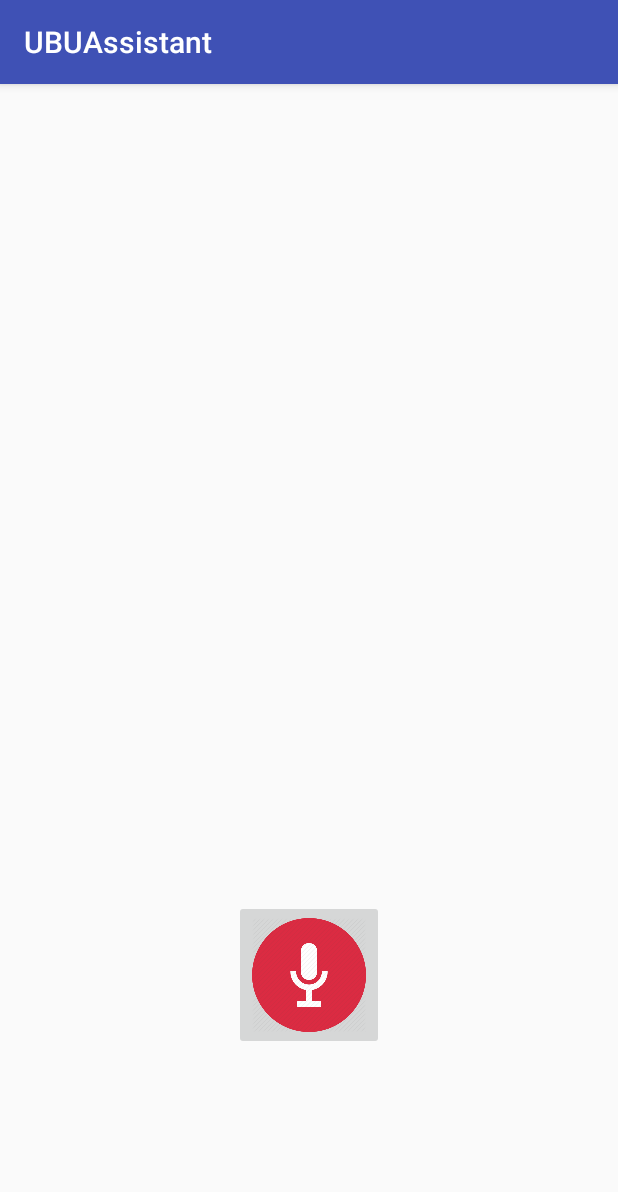
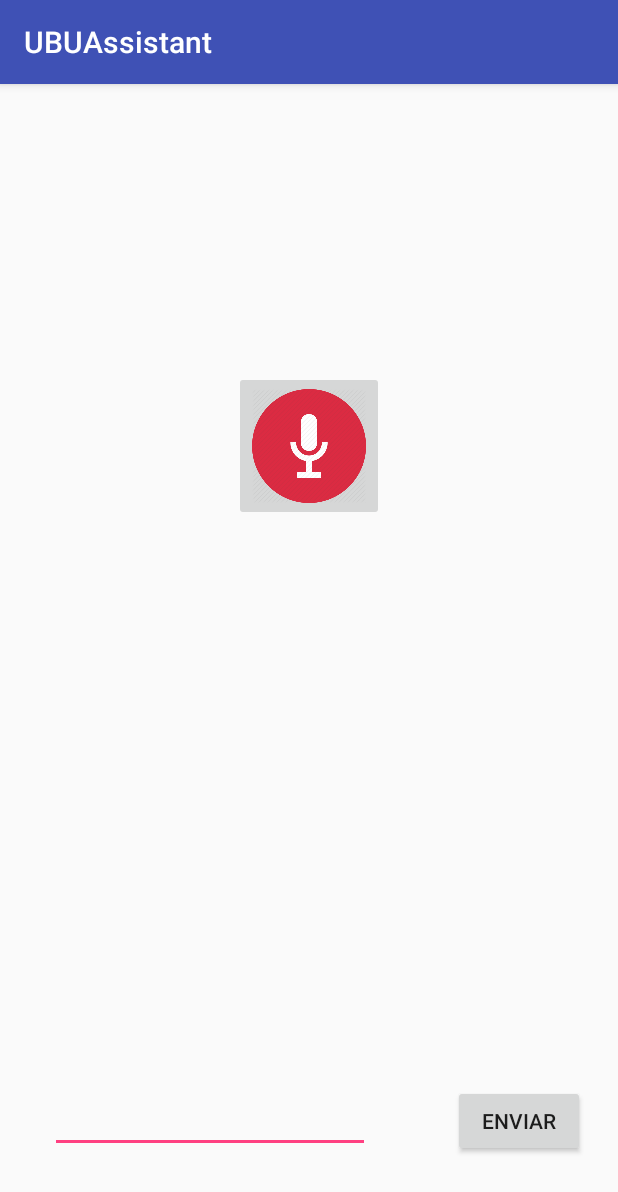
Before and after one commit to cgc0045/TFG-UBUassistant, an Android app: the MainActivity screen opened directly, with no data from a screen before it, on a phone screen of 412 x 824 dp. Shown: the top 1192 px of the screen. Run offline under Robolectric (Android 15) with nearby library versions, the phone set to English and light mode, and no system bars.

Commit message:
Pruebas Cliente Servidor
Pruebas cliente servidor entre Android y Java

```diff
--- a/Codigo Fuente/Android/UBUAssistant/app/src/main/AndroidManifest.xml
+++ b/Codigo Fuente/Android/UBUAssistant/app/src/main/AndroidManifest.xml
@@ -4,6 +4,8 @@
 
     <uses-permission android:name="android.permission.RECORD_AUDIO" />
     <uses-permission android:name="android.permission.INTERNET" />
+    <uses-permission android:name="android.permission.ACCESS_NETWORK_STATE" />
+
 
     <application
         android:allowBackup="true"
--- a/Codigo Fuente/Android/UBUAssistant/app/src/main/java/es/ubu/cgc0045/ubuassistant/MainActivity.java
+++ b/Codigo Fuente/Android/UBUAssistant/app/src/main/java/es/ubu/cgc0045/ubuassistant/MainActivity.java
@@ -1,27 +1,49 @@
 package es.ubu.cgc0045.ubuassistant;
 
 import android.content.ActivityNotFoundException;
+import android.content.Context;
 import android.content.Intent;
+import android.os.AsyncTask;
 import android.speech.RecognizerIntent;
 import android.support.v7.app.AppCompatActivity;
 import android.os.Bundle;
+import android.util.Log;
 import android.view.View;
+import android.widget.Button;
 import android.widget.TextView;
 import android.widget.Toast;
 
+import java.io.BufferedReader;
+import java.io.DataOutputStream;
+import java.io.IOException;
+import java.io.InputStreamReader;
+import java.net.InetAddress;
+import java.net.Socket;
+import java.net.UnknownHostException;
 import java.util.ArrayList;
 import java.util.Locale;
 
-public class MainActivity extends AppCompatActivity {
+public class MainActivity extends AppCompatActivity{
 
     private TextView resultText;
+    private Socket socket;
+
 
     @Override
     protected void onCreate(Bundle savedInstanceState) {
         super.onCreate(savedInstanceState);
         setContentView(R.layout.activity_main);
 
-        resultText = (TextView) findViewById(R.id.recognition);
+        resultText = (TextView) findViewById(R.id.editText);
+        Button enviar = (Button) findViewById(R.id.enviar);
+        enviar.setOnClickListener(new View.OnClickListener() {
+            @Override
+            public void onClick(View v) {
+                new connectServer().execute();
+            }
+        });
+
+        new Thread(new ClientThread()).start();
     }
 
     public void onButtonClick(View v){
@@ -57,4 +79,66 @@ public class MainActivity extends AppCompatActivity {
         }
     }
 
+    class ClientThread implements Runnable{
+
+        @Override
+        public void run(){
+
+            Log.w("Thread", "Funciona!!!");
+
+            try{
+                InetAddress serverAddr = InetAddress.getByName("192.168.1.19");
+
+                socket = new Socket("192.168.1.19", 6789);
+            }catch (UnknownHostException e1){
+                e1.printStackTrace();
+            }catch (IOException e2){
+                e2.printStackTrace();
+            }
+        }
+    }
+
+    private class connectServer extends AsyncTask<String, Void, String>{
+        @Override
+        protected  String doInBackground(String... params){
+
+            String respuesta;
+            String mod;
+
+            Log.w("Async", "Funcionando");
+
+            try {
+
+                Log.w("Async", "Funcionando");
+
+                DataOutputStream outToServer = new DataOutputStream(socket.getOutputStream());
+                BufferedReader inFromServer = new BufferedReader(new InputStreamReader(socket.getInputStream()));
+
+                Log.w("Async", "Funcionando");
+
+                respuesta = resultText.getText().toString();
+                outToServer.writeBytes(respuesta);
+                mod = inFromServer.readLine();
+                Log.w("Respuesta", "Pues va a ser que si");
+
+                Context context = getApplicationContext();
+                int duration = Toast.LENGTH_LONG;
+
+                Toast toast = Toast.makeText(context, mod, duration);
+                toast.show();
+
+                socket.close();
+
+            }catch (IOException e){
+
+            }
+
+            return "Executed";
+        }
+    }
+
+    public void connectServer(){
+
+    }
+
 }
--- a/Codigo Fuente/Android/UBUAssistant/app/src/main/res/layout/activity_main.xml
+++ b/Codigo Fuente/Android/UBUAssistant/app/src/main/res/layout/activity_main.xml
@@ -6,29 +6,37 @@
     android:layout_height="match_parent"
     tools:context=".MainActivity">
 
-    <TextView
-        android:id="@+id/recognition"
-        android:layout_width="wrap_content"
-        android:layout_height="wrap_content"
-        android:layout_alignParentTop="true"
-        android:layout_centerHorizontal="true"
-        android:layout_marginTop="128dp"
-        app:layout_constraintBottom_toBottomOf="parent"
-        app:layout_constraintLeft_toLeftOf="parent"
-        app:layout_constraintRight_toRightOf="parent"
-        app:layout_constraintTop_toTopOf="parent" />
-
     <ImageButton
         android:id="@+id/imageButton"
         android:layout_width="100dp"
         android:layout_height="100dp"
-        android:layout_alignParentBottom="true"
+        android:layout_alignParentTop="true"
         android:layout_centerHorizontal="true"
-        android:layout_marginBottom="124dp"
+        android:layout_marginTop="191dp"
         android:adjustViewBounds="false"
         android:contentDescription="Button to start the speech recognition"
         android:onClick="onButtonClick"
         android:scaleType="fitCenter"
         app:srcCompat="@drawable/microphone" />
 
+    <EditText
+        android:id="@+id/editText"
+        android:layout_width="wrap_content"
+        android:layout_height="wrap_content"
+        android:layout_alignParentBottom="true"
+        android:layout_alignParentStart="true"
+        android:layout_marginBottom="55dp"
+        android:layout_marginStart="33dp"
+        android:ems="10"
+        android:inputType="textPersonName" />
+
+    <Button
+        android:id="@+id/enviar"
+        android:layout_width="wrap_content"
+        android:layout_height="wrap_content"
+        android:layout_alignParentEnd="true"
+        android:layout_alignTop="@+id/editText"
+        android:layout_marginEnd="22dp"
+        android:text="Enviar" />
+
 </RelativeLayout>
--- a/Codigo Fuente/Android/UBUAssistant/app/src/main/res/layout/activity_splashscreen.xml
+++ b/Codigo Fuente/Android/UBUAssistant/app/src/main/res/layout/activity_splashscreen.xml
@@ -15,5 +15,5 @@
         android:layout_height="wrap_content"
         android:adjustViewBounds="false"
         android:background="@drawable/intro"
-        android:scaleType="fitCenter" />
+        android:cropToPadding="false" />
 </LinearLayout>
```
Also changed, not shown: 13 other files.
